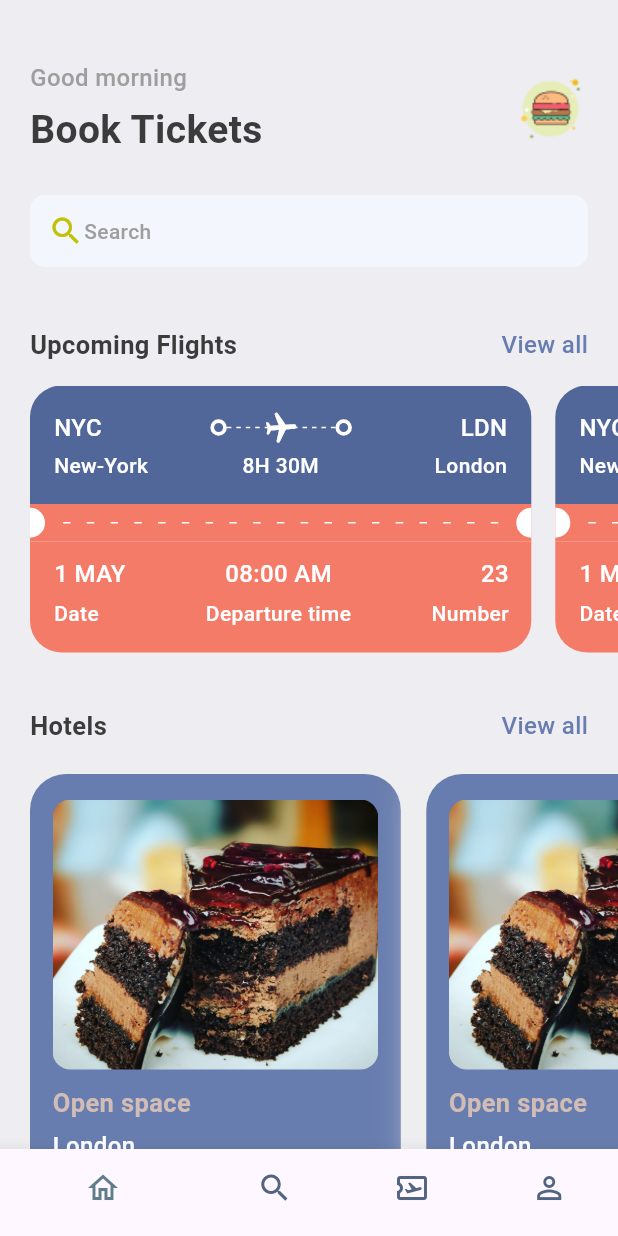
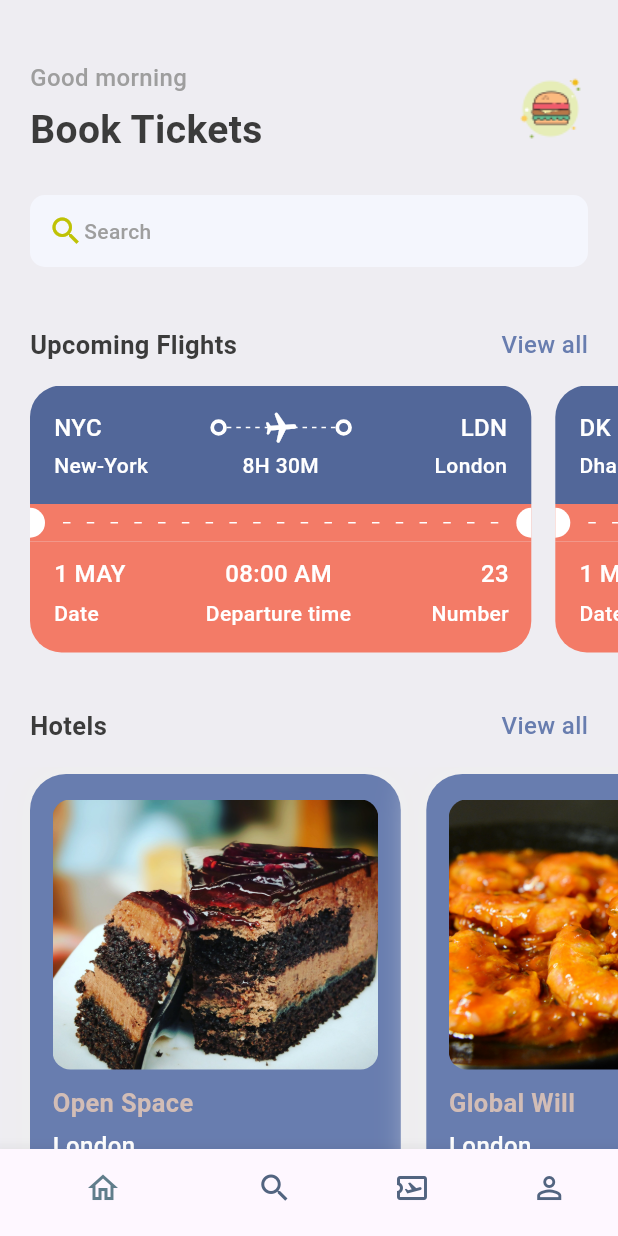
Before and after one commit to njiti/bookticket, a Flutter app: the screen it shows after launch, on a phone screen of 412 x 824 dp. Run offline on Flutter 3.47's test engine with Material 3 defaults, Android fonts, the phone set to English and light mode, and no system bars; our stand-ins replace gap.

Commit message:
change input from static to jason

```diff
--- a/lib/screens/home_screen.dart
+++ b/lib/screens/home_screen.dart
@@ -1,4 +1,5 @@
 import 'package:bookticket/screens/hotel_screen.dart';
+import 'package:bookticket/utils/app_info_list.dart';
 import 'package:bookticket/utils/app_styles.dart';
 import 'package:bookticket/widgets/ticket_view.dart';
 import 'package:flutter/material.dart';
@@ -77,16 +78,11 @@ class HomeScreen extends StatelessWidget {
             ),
           ),
           const Gap(15),
-          const SingleChildScrollView(
+          SingleChildScrollView(
             scrollDirection: Axis.horizontal,
             padding: EdgeInsets.only(left: 20),
             child: Row(
-              children: [
-                TicketView(),
-                TicketView(),
-                TicketView(),
-                TicketView(),
-              ],
+              children: ticketList.map((singleTicket) => TicketView(ticket: singleTicket)).toList(),
             ),
           ),
           const Gap(15),
@@ -112,12 +108,7 @@ class HomeScreen extends StatelessWidget {
               scrollDirection: Axis.horizontal,
               padding: EdgeInsets.only(left: 20),
               child: Row(
-                children: [
-                  HotelScreen(),
-                  HotelScreen(),
-                  HotelScreen(),
-                  HotelScreen(),
-                ],
+                children: hotelList.map((singleHotel) => HotelScreen(hotel: singleHotel)).toList(),
               )
           ),
         ],
--- a/lib/screens/hotel_screen.dart
+++ b/lib/screens/hotel_screen.dart
@@ -6,7 +6,8 @@ import 'package:gap/gap.dart';
 import '../utils/app_styles.dart';
 
 class HotelScreen extends StatelessWidget {
-  const HotelScreen({Key? key}) : super(key: key);
+  final Map<String, dynamic> hotel;
+  const HotelScreen({Key? key, required this.hotel}) : super(key: key);
 
   @override
   Widget build(BuildContext context) {
@@ -35,28 +36,28 @@ class HotelScreen extends StatelessWidget {
             decoration: BoxDecoration(
               borderRadius: BorderRadius.circular(12),
               color: Styles.primaryColor,
-              image: const DecorationImage (
+              image: DecorationImage (
                 fit: BoxFit.cover,
                 image: AssetImage(
-                  "assets/images/image.jpg"
+                  "assets/images/${hotel['image']}"
                 )
               )
             ),
           ),
           const Gap(10),
           Text(
-            "Open space",
+            hotel["place"],
             style: Styles.headLineStyle2.copyWith(color: Styles.kakiColor),
           ),
           const Gap(5),
           Text(
-            "London",
+            hotel["destination"],
             style: Styles.headLineStyle3.copyWith(color: Colors.white),
           ),
           const Gap(8),
           Text(
-            "\$40/night",
-            style: Styles.headLineStyle3.copyWith(color: Colors.white),
+            "\$ ${hotel["price"]}/night",
+            style: Styles.headLineStyle1.copyWith(color: Styles.kakiColor),
           ),
         ],
       ),
--- /dev/null
+++ b/lib/utils/app_info_list.dart
@@ -0,0 +1,57 @@
+List<Map<String, dynamic>> hotelList = [
+  {
+    'image': 'image.jpg',
+    'place': 'Open Space',
+    'destination': 'London',
+    'price': 25
+  },
+  {
+    'image': 'image1.jpg',
+    'place': 'Global Will',
+    'destination': 'London',
+    'price': 40
+  },
+  {
+    'image': 'image2.jpg',
+    'place': 'Tallest Building',
+    'destination': 'Dubai',
+    'price': 68
+  },
+  {
+    'image': 'image3.jpg',
+    'place': 'Tallest Building',
+    'destination': 'Dubai',
+    'price': 68
+  }
+];
+
+List<Map<String, dynamic>> ticketList = [
+  {
+    'from': {
+      'code': "NYC",
+      'name': "New-York"
+    },
+    'to': {
+      'code':"LDN",
+      'name':"London"
+    },
+    'flying_time': "8H 30M",
+    'date': "1 MAY",
+    'departure_time': "08:00 AM",
+    'number': 23
+  },
+  {
+    'from': {
+      'code': "DK",
+      'name': "Dhaka"
+    },
+    'to': {
+      'code':"SH",
+      'name':"Shanghai"
+    },
+    'flying_time': "4H 20M",
+    'date': "1 MAY",
+    'departure_time': "09:00 AM",
+    'number': 45
+  },
+];
--- a/lib/widgets/ticket_view.dart
+++ b/lib/widgets/ticket_view.dart
@@ -1,13 +1,13 @@
 import 'package:bookticket/utils/app_layout.dart';
 import 'package:bookticket/widgets/thick_container.dart';
-import 'package:flutter/cupertino.dart';
 import 'package:flutter/material.dart';
 import 'package:gap/gap.dart';
 
 import '../utils/app_styles.dart';
 
 class TicketView extends StatelessWidget {
-  const TicketView({Key? key}) : super(key: key);
+  final Map<String, dynamic> ticket;
+  const TicketView({Key? key, required this.ticket}) : super(key: key);
 
   @override
   Widget build(BuildContext context) {
@@ -33,7 +33,7 @@ class TicketView extends StatelessWidget {
                 children: [
                   Row(
                     children: [
-                      Text("NYC", style: Styles.headLineStyle3.copyWith(color: Colors.white)),
+                      Text(ticket['from']['code'], style: Styles.headLineStyle3.copyWith(color: Colors.white)),
 
                       Expanded(child: Container()),
                       const ThickContainer(),
@@ -64,7 +64,7 @@ class TicketView extends StatelessWidget {
                       const ThickContainer(),
                       Expanded(child: Container()),
 
-                      Text("LDN", style: Styles.headLineStyle3.copyWith(color: Colors.white)),
+                      Text(ticket['to']['code'], style: Styles.headLineStyle3.copyWith(color: Colors.white)),
                     ],
                   ),
                   const Gap(3),
@@ -72,11 +72,11 @@ class TicketView extends StatelessWidget {
                     mainAxisAlignment: MainAxisAlignment.spaceBetween,
                     children: [
                       SizedBox(
-                        width: 100, child: Text('New-York', style: Styles.headLineStyle4.copyWith(color: Colors.white)),
+                        width: 100, child: Text(ticket['from']['name'], style: Styles.headLineStyle4.copyWith(color: Colors.white)),
                       ),
-                      Text("8H 30M", style: Styles.headLineStyle4.copyWith(color: Colors.white),),
+                      Text(ticket['flying_time'], style: Styles.headLineStyle4.copyWith(color: Colors.white),),
                       SizedBox(
-                        width: 100, child: Text('London', textAlign:TextAlign.end,style: Styles.headLineStyle4.copyWith(color: Colors.white)),
+                        width: 100, child: Text(ticket['to']['name'], textAlign:TextAlign.end,style: Styles.headLineStyle4.copyWith(color: Colors.white)),
                       ),
                     ],
                   ),
@@ -156,7 +156,7 @@ class TicketView extends StatelessWidget {
                       Column(
                         crossAxisAlignment: CrossAxisAlignment.start,
                         children: [
-                          Text("1 MAY", style: Styles.headLineStyle3.copyWith(color: Colors.white)),
+                          Text(ticket['date'], style: Styles.headLineStyle3.copyWith(color: Colors.white)),
                           const Gap(5),
                           Text("Date", style: Styles.headLineStyle4.copyWith(color: Colors.white)),
                         ],
@@ -164,7 +164,7 @@ class TicketView extends StatelessWidget {
                       Column(
                         crossAxisAlignment: CrossAxisAlignment.center,
                         children: [
-                          Text("08:00 AM", style: Styles.headLineStyle3.copyWith(color: Colors.white)),
+                          Text(ticket['departure_time'], style: Styles.headLineStyle3.copyWith(color: Colors.white)),
                           const Gap(5),
                           Text("Departure time", style: Styles.headLineStyle4.copyWith(color: Colors.white)),
                         ],
@@ -172,7 +172,7 @@ class TicketView extends StatelessWidget {
                       Column(
                         crossAxisAlignment: CrossAxisAlignment.end,
                         children: [
-                          Text("23", style: Styles.headLineStyle3.copyWith(color: Colors.white)),
+                          Text(ticket['number'].toString(), style: Styles.headLineStyle3.copyWith(color: Colors.white)),
                           const Gap(5),
                           Text("Number", style: Styles.headLineStyle4.copyWith(color: Colors.white)),
                         ],
--- a/pubspec.yaml
+++ b/pubspec.yaml
@@ -35,6 +35,7 @@ dependencies:
   # The following adds the Cupertino Icons font to your application.
   # Use with the CupertinoIcons class for iOS style icons.
   cupertino_icons: ^1.0.2
+  get:
   gap:
 
 dev_dependencies:
```
Also changed, not shown: pubspec.lock.
